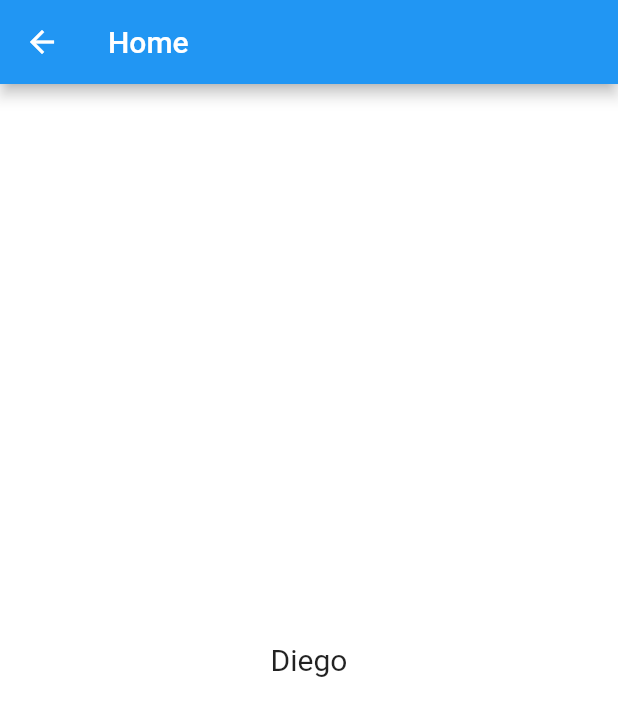
After one commit to diegocantelli/Flutter-Carros, a Flutter app: the HomePage screen opened directly, on a phone screen of 412 x 824 dp. The commit adds this screen. Shown: the top 716 px of the screen. Run offline on Flutter 3.47's test engine with Material 2 defaults, Android fonts, the phone set to English and light mode, and no system bars.

Commit message:
Criada a navegação entre as telas de Login e Home

```diff
--- /dev/null
+++ b/carros/lib/pages/home_page.dart
@@ -0,0 +1,27 @@
+import 'package:flutter/material.dart';
+
+class HomePage extends StatelessWidget {
+  @override
+  Widget build(BuildContext context) {
+    return Scaffold(
+      appBar: AppBar(
+        title: Text("Home"),
+      ),
+      body: _body()
+    );
+  }
+
+  _body(){
+    return Container(
+        width: double.infinity,
+        child: Center(
+          child: Text(
+            "Diego",
+            style: TextStyle(
+              fontSize: 20,
+            ),
+          ),
+        ),
+      );
+  }
+}
```
Also changed, not shown: carros/lib/pages/login_page.dart (+7 -4 lines).
